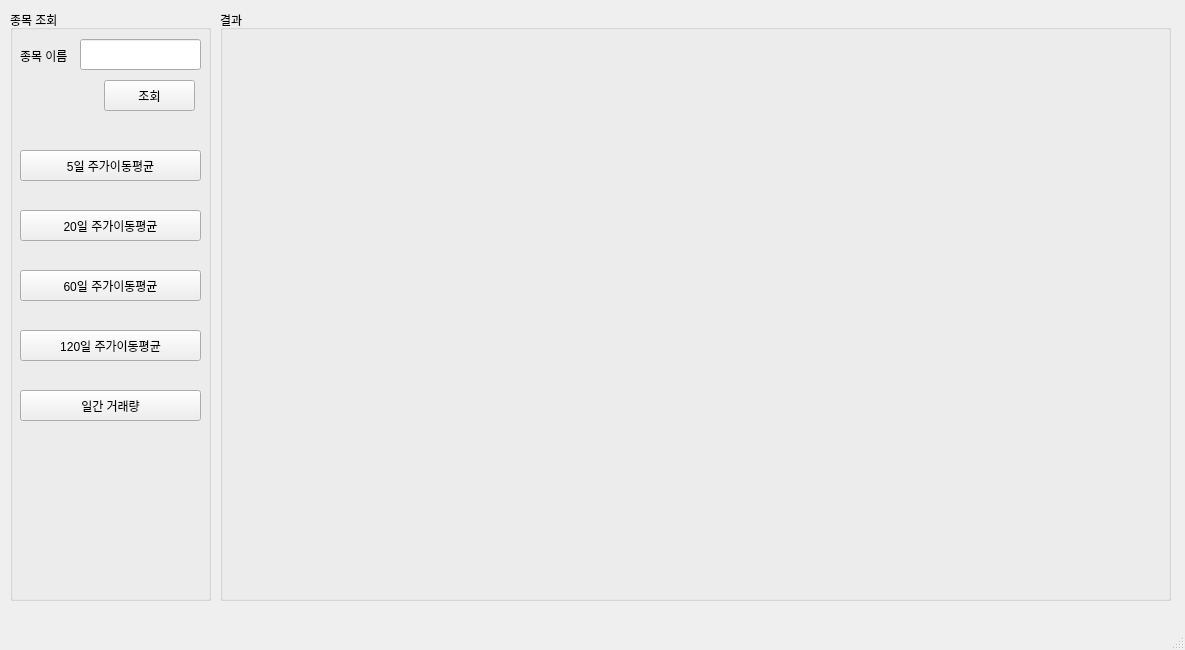
Insung0424/pythonMini_project, file pythonProject6/stockFinder.ui: the form before one commit.
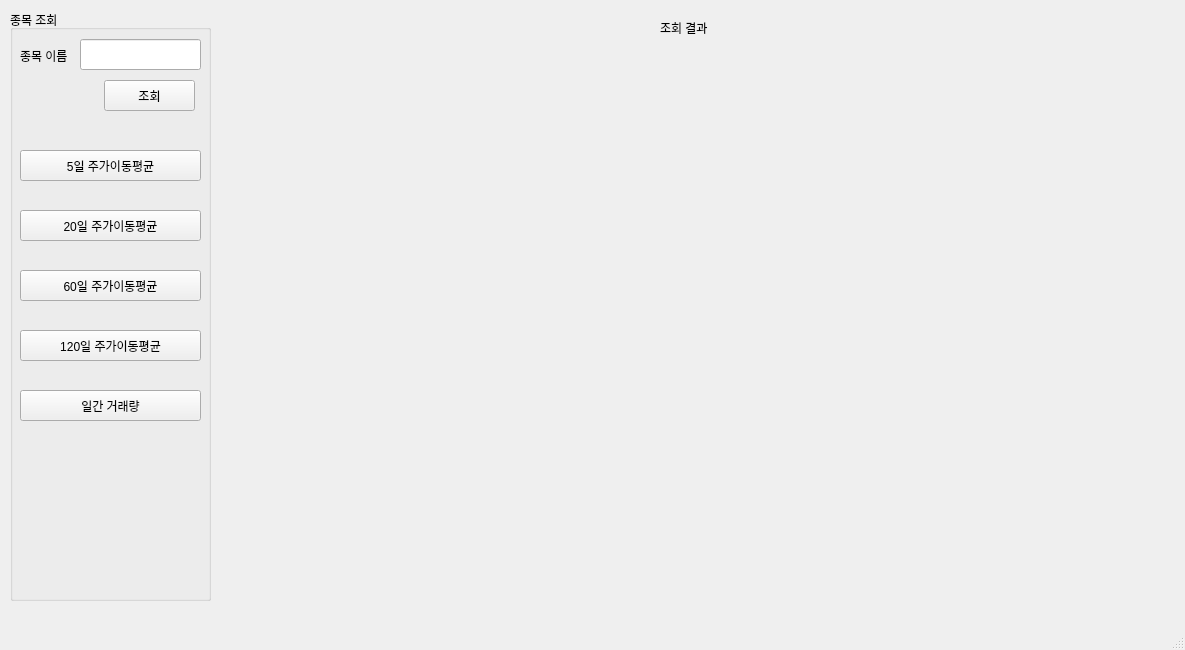
The form after the commit. Icons and pictures are not drawn. Custom widgets are drawn as their Qt base class.

Commit message: 1차 완, 종목조회, 버튼비활성화, 거래량 바 그래프

```diff
--- a/pythonProject6/stockFinder.ui
+++ b/pythonProject6/stockFinder.ui
@@ -132,38 +132,29 @@
      </property>
     </widget>
    </widget>
-   <widget class="QGroupBox" name="groupBox_2">
+   <widget class="QWidget" name="verticalLayoutWidget">
     <property name="geometry">
      <rect>
       <x>220</x>
-      <y>10</y>
+      <y>40</y>
       <width>951</width>
-      <height>591</height>
+      <height>561</height>
      </rect>
     </property>
-    <property name="title">
-     <string>결과</string>
-    </property>
-    <widget class="PlotWidget" name="graphWidget" native="true">
+    <layout class="QVBoxLayout" name="verticalLayout"/>
+   </widget>
+   <widget class="QLabel" name="label_2">
      <property name="geometry">
       <rect>
-       <x>10</x>
+      <x>660</x>
        <y>20</y>
-       <width>931</width>
-       <height>451</height>
-      </rect>
-     </property>
-    </widget>
-    <widget class="QWidget" name="graphWidget2" native="true">
-     <property name="geometry">
-      <rect>
-       <x>10</x>
-       <y>480</y>
-       <width>931</width>
-       <height>101</height>
-      </rect>
-     </property>
-    </widget>
+      <width>51</width>
+      <height>16</height>
+     </rect>
+    </property>
+    <property name="text">
+     <string>조회 결과</string>
+    </property>
    </widget>
   </widget>
   <widget class="QMenuBar" name="menubar">
@@ -178,14 +169,6 @@
   </widget>
   <widget class="QStatusBar" name="statusbar"/>
  </widget>
- <customwidgets>
-  <customwidget>
-   <class>PlotWidget</class>
-   <extends>QWidget</extends>
-   <header>pyqtgraph</header>
-   <container>1</container>
-  </customwidget>
- </customwidgets>
  <resources/>
  <connections/>
 </ui>
```
Lines whose indentation alone changed are shown as unchanged. The commit also changes 4 other files.
